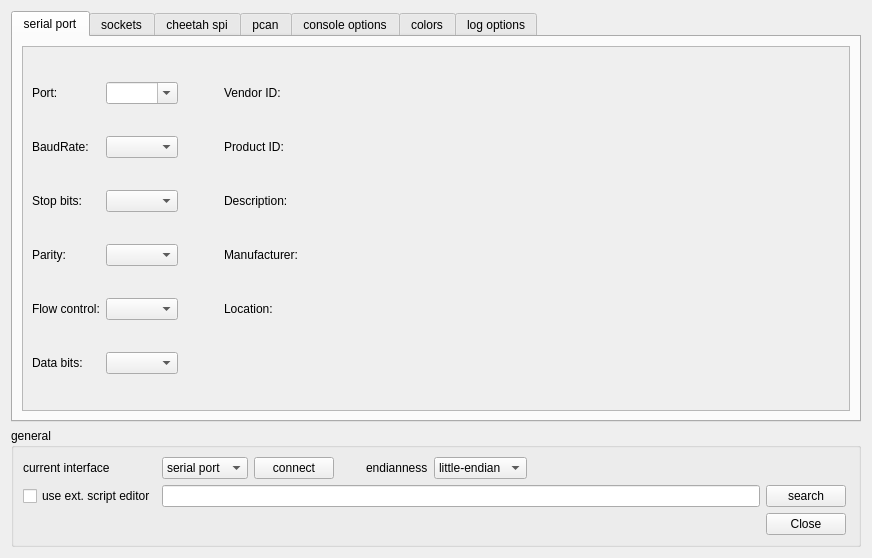
szieke/ScriptCommunicator_serial-terminal, file ScriptCommunicator/settingsdialog.ui: the form before one commit.
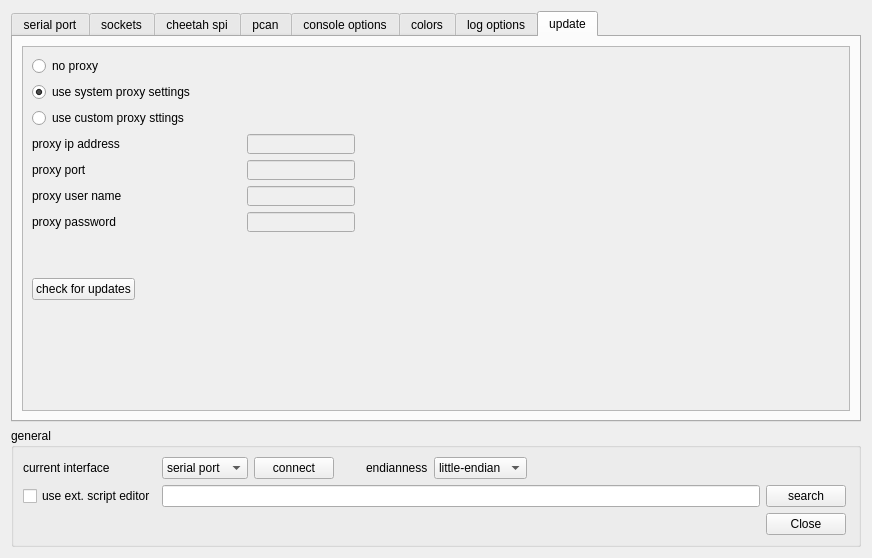
The form after the commit. The open tabs and pages were chosen to show the change. Icons and pictures are not drawn. Custom widgets are drawn as their Qt base class.

Commit message: update tab added (settings dialog)

```diff
--- a/ScriptCommunicator/settingsdialog.ui
+++ b/ScriptCommunicator/settingsdialog.ui
@@ -2933,6 +2933,318 @@
        </item>
       </layout>
      </widget>
+     <widget class="QWidget" name="updateTab">
+      <attribute name="title">
+       <string>update</string>
+      </attribute>
+      <layout class="QVBoxLayout" name="verticalLayout_13">
+       <item>
+        <widget class="QScrollArea" name="scrollArea_8">
+         <property name="widgetResizable">
+          <bool>true</bool>
+         </property>
+         <widget class="QWidget" name="scrollAreaWidgetContents_8">
+          <property name="geometry">
+           <rect>
+            <x>0</x>
+            <y>0</y>
+            <width>828</width>
+            <height>374</height>
+           </rect>
+          </property>
+          <layout class="QGridLayout" name="gridLayout_10">
+           <item row="1" column="4">
+            <spacer name="horizontalSpacer_18">
+             <property name="orientation">
+              <enum>Qt::Horizontal</enum>
+             </property>
+             <property name="sizeHint" stdset="0">
+              <size>
+               <width>321</width>
+               <height>17</height>
+              </size>
+             </property>
+            </spacer>
+           </item>
+           <item row="1" column="3">
+            <spacer name="horizontalSpacer_4">
+             <property name="orientation">
+              <enum>Qt::Horizontal</enum>
+             </property>
+             <property name="sizeType">
+              <enum>QSizePolicy::Fixed</enum>
+             </property>
+             <property name="sizeHint" stdset="0">
+              <size>
+               <width>40</width>
+               <height>20</height>
+              </size>
+             </property>
+            </spacer>
+           </item>
+           <item row="2" column="0">
+            <widget class="QRadioButton" name="updateUseSpecificProxy">
+             <property name="sizePolicy">
+              <sizepolicy hsizetype="Minimum" vsizetype="Minimum">
+               <horstretch>0</horstretch>
+               <verstretch>0</verstretch>
+              </sizepolicy>
+             </property>
+             <property name="maximumSize">
+              <size>
+               <width>200</width>
+               <height>16777215</height>
+              </size>
+             </property>
+             <property name="text">
+              <string>use custom proxy sttings</string>
+             </property>
+            </widget>
+           </item>
+           <item row="0" column="0">
+            <widget class="QRadioButton" name="updateNoProxy">
+             <property name="maximumSize">
+              <size>
+               <width>100</width>
+               <height>16777215</height>
+              </size>
+             </property>
+             <property name="text">
+              <string>no proxy</string>
+             </property>
+             <property name="checked">
+              <bool>false</bool>
+             </property>
+            </widget>
+           </item>
+           <item row="1" column="0">
+            <widget class="QRadioButton" name="updateUseSystemProxy">
+             <property name="sizePolicy">
+              <sizepolicy hsizetype="Minimum" vsizetype="Minimum">
+               <horstretch>0</horstretch>
+               <verstretch>0</verstretch>
+              </sizepolicy>
+             </property>
+             <property name="maximumSize">
+              <size>
+               <width>200</width>
+               <height>16777215</height>
+              </size>
+             </property>
+             <property name="text">
+              <string>use system proxy settings</string>
+             </property>
+             <property name="checked">
+              <bool>true</bool>
+             </property>
+            </widget>
+           </item>
+           <item row="3" column="0">
+            <widget class="QLabel" name="label_85">
+             <property name="text">
+              <string>proxy ip address</string>
+             </property>
+            </widget>
+           </item>
+           <item row="3" column="1">
+            <spacer name="horizontalSpacer_9">
+             <property name="orientation">
+              <enum>Qt::Horizontal</enum>
+             </property>
+             <property name="sizeType">
+              <enum>QSizePolicy::Fixed</enum>
+             </property>
+             <property name="sizeHint" stdset="0">
+              <size>
+               <width>40</width>
+               <height>20</height>
+              </size>
+             </property>
+            </spacer>
+           </item>
+           <item row="3" column="2">
+            <widget class="QLineEdit" name="updateProxyAddress">
+             <property name="enabled">
+              <bool>false</bool>
+             </property>
+             <property name="sizePolicy">
+              <sizepolicy hsizetype="Minimum" vsizetype="Fixed">
+               <horstretch>0</horstretch>
+               <verstretch>0</verstretch>
+              </sizepolicy>
+             </property>
+             <property name="minimumSize">
+              <size>
+               <width>0</width>
+               <height>20</height>
+              </size>
+             </property>
+             <property name="maximumSize">
+              <size>
+               <width>200</width>
+               <height>20</height>
+              </size>
+             </property>
+            </widget>
+           </item>
+           <item row="4" column="0">
+            <widget class="QLabel" name="label_86">
+             <property name="text">
+              <string>proxy port</string>
+             </property>
+            </widget>
+           </item>
+           <item row="4" column="2">
+            <widget class="QLineEdit" name="updateProxyPort">
+             <property name="enabled">
+              <bool>false</bool>
+             </property>
+             <property name="sizePolicy">
+              <sizepolicy hsizetype="Minimum" vsizetype="Fixed">
+               <horstretch>0</horstretch>
+               <verstretch>0</verstretch>
+              </sizepolicy>
+             </property>
+             <property name="minimumSize">
+              <size>
+               <width>0</width>
+               <height>20</height>
+              </size>
+             </property>
+             <property name="maximumSize">
+              <size>
+               <width>200</width>
+               <height>20</height>
+              </size>
+             </property>
+            </widget>
+           </item>
+           <item row="5" column="0">
+            <widget class="QLabel" name="label_87">
+             <property name="text">
+              <string>proxy user name</string>
+             </property>
+            </widget>
+           </item>
+           <item row="5" column="2">
+            <widget class="QLineEdit" name="updateProxyUserName">
+             <property name="enabled">
+              <bool>false</bool>
+             </property>
+             <property name="sizePolicy">
+              <sizepolicy hsizetype="Minimum" vsizetype="Fixed">
+               <horstretch>0</horstretch>
+               <verstretch>0</verstretch>
+              </sizepolicy>
+             </property>
+             <property name="minimumSize">
+              <size>
+               <width>0</width>
+               <height>20</height>
+              </size>
+             </property>
+             <property name="maximumSize">
+              <size>
+               <width>200</width>
+               <height>20</height>
+              </size>
+             </property>
+            </widget>
+           </item>
+           <item row="6" column="0">
+            <widget class="QLabel" name="label_88">
+             <property name="text">
+              <string>proxy password</string>
+             </property>
+            </widget>
+           </item>
+           <item row="6" column="2">
+            <widget class="QLineEdit" name="updateProxyPassword">
+             <property name="enabled">
+              <bool>false</bool>
+             </property>
+             <property name="sizePolicy">
+              <sizepolicy hsizetype="Minimum" vsizetype="Fixed">
+               <horstretch>0</horstretch>
+               <verstretch>0</verstretch>
+              </sizepolicy>
+             </property>
+             <property name="minimumSize">
+              <size>
+               <width>0</width>
+               <height>20</height>
+              </size>
+             </property>
+             <property name="maximumSize">
+              <size>
+               <width>200</width>
+               <height>20</height>
+              </size>
+             </property>
+             <property name="echoMode">
+              <enum>QLineEdit::Password</enum>
+             </property>
+            </widget>
+           </item>
+           <item row="7" column="0">
+            <spacer name="verticalSpacer_4">
+             <property name="orientation">
+              <enum>Qt::Vertical</enum>
+             </property>
+             <property name="sizeType">
+              <enum>QSizePolicy::Fixed</enum>
+             </property>
+             <property name="sizeHint" stdset="0">
+              <size>
+               <width>20</width>
+               <height>40</height>
+              </size>
+             </property>
+            </spacer>
+           </item>
+           <item row="9" column="0">
+            <spacer name="verticalSpacer_19">
+             <property name="orientation">
+              <enum>Qt::Vertical</enum>
+             </property>
+             <property name="sizeHint" stdset="0">
+              <size>
+               <width>17</width>
+               <height>174</height>
+              </size>
+             </property>
+            </spacer>
+           </item>
+           <item row="8" column="0" colspan="2">
+            <layout class="QHBoxLayout" name="horizontalLayout">
+             <item>
+              <widget class="QPushButton" name="checkForUpdates">
+               <property name="text">
+                <string>check for updates</string>
+               </property>
+              </widget>
+             </item>
+             <item>
+              <spacer name="horizontalSpacer_10">
+               <property name="orientation">
+                <enum>Qt::Horizontal</enum>
+               </property>
+               <property name="sizeHint" stdset="0">
+                <size>
+                 <width>40</width>
+                 <height>20</height>
+                </size>
+               </property>
+              </spacer>
+             </item>
+            </layout>
+           </item>
+          </layout>
+         </widget>
+        </widget>
+       </item>
+      </layout>
+     </widget>
     </widget>
    </item>
    <item>
```
Left out of the diff: 164 changed lines with no effect on the pictures. The commit also changes 5 other files.
